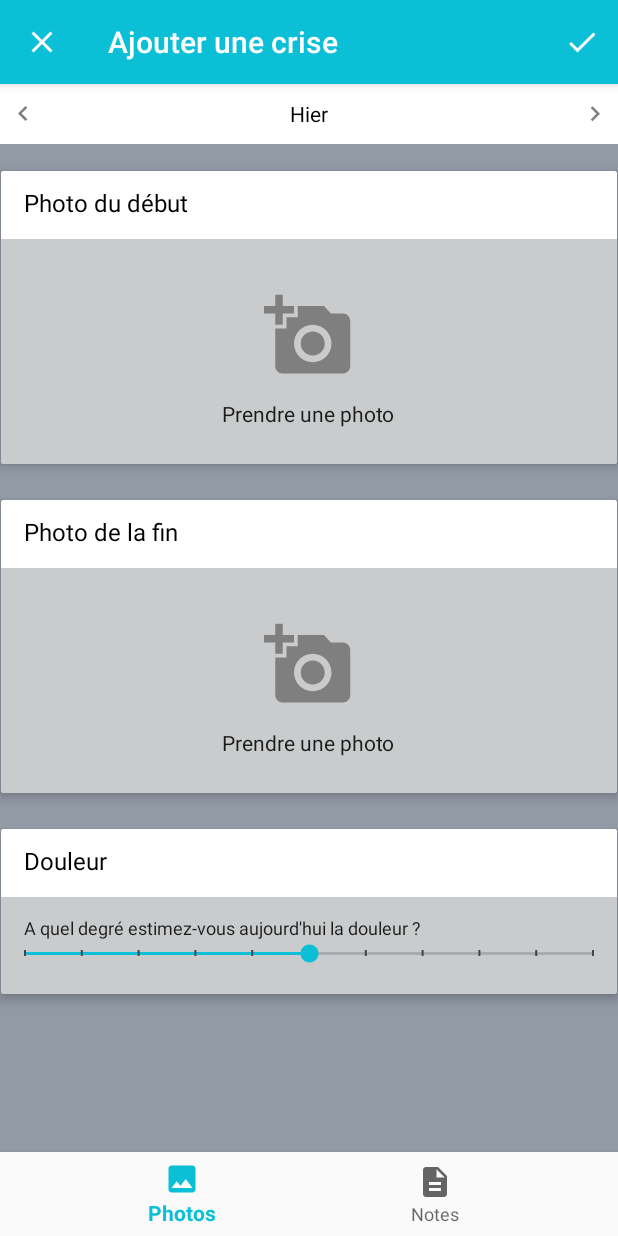
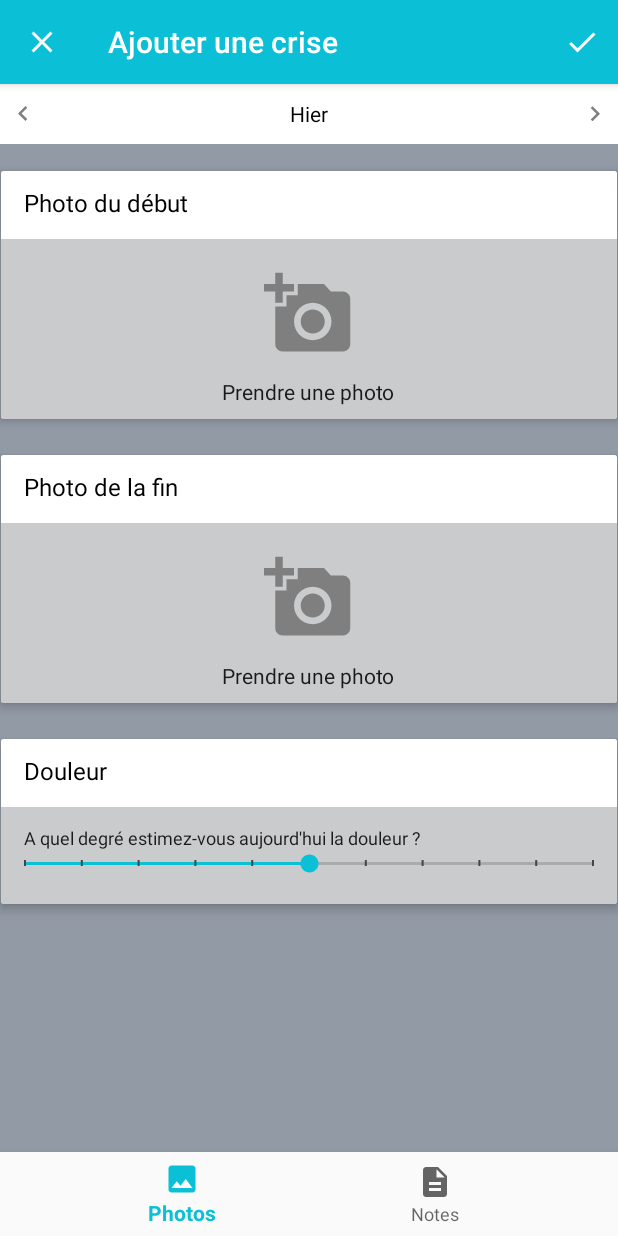
Before and after one commit to XavierSalamin/RaynaudMonitoringApp, an Android app: the PicturesFragment screen opened directly, with no data from a screen before it, on a phone screen of 412 x 824 dp. Run offline under Robolectric (Android 15) with nearby library versions, the phone set to English and light mode, and no system bars; libraries missing offline, so code that uses them is left out: com.couchbase.lite.

Commit message:
bug fix listview

```diff
--- a/app/src/main/res/layout/fragment_notes.xml
+++ b/app/src/main/res/layout/fragment_notes.xml
@@ -48,7 +48,7 @@
                 </LinearLayout>
                 <LinearLayout
                     android:layout_width="match_parent"
-                    android:layout_height="150dp"
+                    android:layout_height="120dp"
                     android:background="@color/colorSecondaryDark"
                     android:orientation="vertical"
                     android:gravity="center">
@@ -101,7 +101,7 @@
                 </LinearLayout>
                 <LinearLayout
                     android:layout_width="match_parent"
-                    android:layout_height="150dp"
+                    android:layout_height="120dp"
                     android:background="@color/colorSecondaryDark"
                     android:orientation="vertical"
                     android:gravity="center">
--- a/app/src/main/res/layout/fragment_pictures.xml
+++ b/app/src/main/res/layout/fragment_pictures.xml
@@ -51,7 +51,7 @@
 
                 <LinearLayout
                     android:layout_width="match_parent"
-                    android:layout_height="150dp"
+                    android:layout_height="120dp"
                     android:background="@color/colorSecondaryDark"
                     android:gravity="center"
                     android:orientation="vertical">
@@ -60,21 +60,21 @@
                         android:layout_width="match_parent"
                         android:gravity="center"
                         android:id="@+id/start_picture_taken_linearlayout"
-                        android:layout_height="150dp"
+                        android:layout_height="120dp"
                         android:orientation="horizontal">
 
                         <ImageView
                             android:id="@+id/start_picture_imageview"
                             android:clickable="true"
                             android:scaleType="centerCrop"
-                            android:layout_width="140dp"
-                            android:layout_height="90dp" />
+                            android:layout_width="110dp"
+                            android:layout_height="70dp" />
                         <ImageView
                             android:id="@+id/start_picture_imageview_thermo"
                             android:clickable="true"
-                            android:layout_width="90dp"
+                            android:layout_width="70dp"
                             android:scaleType="centerCrop"
-                            android:layout_height="140dp" />
+                            android:layout_height="110dp" />
 
                         <LinearLayout
                             android:layout_width="wrap_content"
@@ -119,7 +119,7 @@
 
                     <LinearLayout
                         android:layout_width="match_parent"
-                        android:layout_height="150dp"
+                        android:layout_height="120dp"
                         android:background="@color/colorSecondaryDark"
                         android:gravity="center"
                         android:clickable="true"
@@ -184,7 +184,7 @@
                 </LinearLayout>
             <LinearLayout
                 android:layout_width="match_parent"
-                android:layout_height="150dp"
+                android:layout_height="120dp"
                 android:background="@color/colorSecondaryDark"
                 android:gravity="center"
                 android:orientation="vertical">
@@ -192,21 +192,21 @@
                     android:layout_width="match_parent"
                     android:gravity="center"
                     android:id="@+id/end_picture_taken_linearlayout"
-                    android:layout_height="150dp"
+                    android:layout_height="120dp"
                     android:orientation="horizontal">
 
                     <ImageView
                         android:id="@+id/end_picture_imageview"
                         android:clickable="true"
                         android:scaleType="centerCrop"
-                        android:layout_width="140dp"
-                        android:layout_height="90dp" />
+                        android:layout_width="110dp"
+                        android:layout_height="70dp" />
                     <ImageView
                         android:id="@+id/end_picture_imageview_thermo"
                         android:clickable="true"
-                        android:layout_width="90dp"
+                        android:layout_width="70dp"
                         android:scaleType="centerCrop"
-                        android:layout_height="140dp" />
+                        android:layout_height="110dp" />
                     <LinearLayout
                         android:layout_width="wrap_content"
                         android:layout_marginLeft="20dp"
@@ -248,7 +248,7 @@
                 </LinearLayout>
                 <LinearLayout
                     android:layout_width="match_parent"
-                    android:layout_height="150dp"
+                    android:layout_height="120dp"
                     android:background="@color/colorSecondaryDark"
                     android:gravity="center"
                     android:clickable="true"
```
Also changed, not shown: app/src/main/java/fr/hes/raynaudmonitoring/NonScrollListView.java (added, +30 -0 lines), app/src/main/res/layout/fragment_main.xml (+7 -7 lines), 1 other file.
